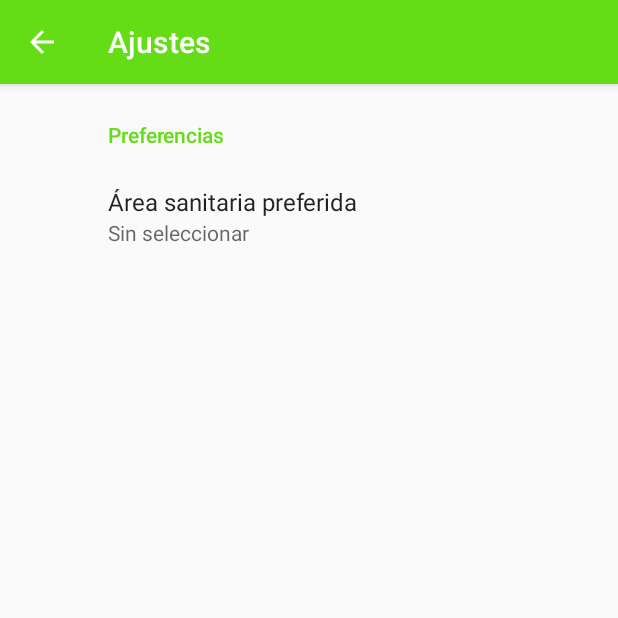
After one commit to DJStatikVX/asturcovid, an Android app: the SettingsActivity screen opened directly, with no data from a screen before it, on a phone screen of 412 x 824 dp, the top half of it. The commit adds this screen. Run offline under Robolectric (Android 15) with nearby library versions, the phone set to English and light mode, and no system bars; our stand-ins replace androidx.preference.

Commit message:
Añadida funcionalidad Área Sanitaria Preferida

```diff
--- a/app/src/main/AndroidManifest.xml
+++ b/app/src/main/AndroidManifest.xml
@@ -6,6 +6,7 @@
     <uses-permission android:name="android.permission.INTERNET" />
     <application
         android:allowBackup="true"
+        android:fullBackupContent="true"
         android:icon="@mipmap/ic_launcher"
         android:label="@string/app_name"
         android:supportsRtl="true"
@@ -28,6 +29,10 @@
             <category android:name="android.intent.category.LAUNCHER" />
         </intent-filter>
         </activity>
+        <activity
+            android:name=".SettingsActivity"
+            android:label="@string/title_activity_settings"
+            android:parentActivityName=".MainActivity" />
     </application>
 
 </manifest>
--- /dev/null
+++ b/app/src/main/java/es/uniovi/eii/asturcovid/SettingsActivity.java
@@ -0,0 +1,49 @@
+package es.uniovi.eii.asturcovid;
+
+import android.content.SharedPreferences;
+import android.os.Bundle;
+
+import androidx.appcompat.app.ActionBar;
+import androidx.appcompat.app.AppCompatActivity;
+import androidx.preference.PreferenceFragmentCompat;
+
+import es.uniovi.eii.asturcovid.R;
+
+public class SettingsActivity extends AppCompatActivity {
+    SharedPreferences sharedPreferences;
+    String name;
+
+    @Override
+    protected void onCreate(Bundle savedInstanceState) {
+        super.onCreate(savedInstanceState);
+        setContentView(R.layout.settings_activity);
+        getSupportFragmentManager()
+                .beginTransaction()
+                .replace(R.id.settings, new SettingsFragment())
+                .commit();
+        ActionBar actionBar = getSupportActionBar();
+        if (actionBar != null) {
+            // en la ActionBar activar una flecha para volver hacia atrás
+            actionBar.setDisplayHomeAsUpEnabled(true);
+        }
+    }
+
+    @Override
+    protected void onPause() {
+        super.onPause();
+
+/*        sharedPreferences =
+                PreferenceManager.getDefaultSharedPreferences(this);
+        name = sharedPreferences.getString("keyCategoria", "");
+        Log.i("Categoría", name);
+
+        MainRecycler.filtrocategoria = name;*/
+    }
+
+    public static class SettingsFragment extends PreferenceFragmentCompat {
+        @Override
+        public void onCreatePreferences(Bundle savedInstanceState, String rootKey) {
+            setPreferencesFromResource(R.xml.root_preferences, rootKey);
+        }
+    }
+}
--- /dev/null
+++ b/app/src/main/res/layout/settings_activity.xml
@@ -0,0 +1,10 @@
+<LinearLayout xmlns:android="http://schemas.android.com/apk/res/android"
+    android:layout_width="match_parent"
+    android:layout_height="match_parent">
+
+    <FrameLayout
+        android:id="@+id/settings"
+        android:layout_width="match_parent"
+        android:layout_height="match_parent" />
+
+</LinearLayout>
--- a/app/src/main/res/menu/main.xml
+++ b/app/src/main/res/menu/main.xml
@@ -1,6 +1,10 @@
 <?xml version="1.0" encoding="utf-8"?>
 <menu xmlns:android="http://schemas.android.com/apk/res/android"
     xmlns:app="http://schemas.android.com/apk/res-auto">
+    <item
+        android:id="@+id/settings"
+        android:title="@string/action_settings"
+        app:showAsAction="never" />
     <item
         android:id="@+id/action_about"
         android:orderInCategory="100"
--- /dev/null
+++ b/app/src/main/res/values/arrays.xml
@@ -0,0 +1,26 @@
+<?xml version="1.0" encoding="utf-8"?>
+<resources>
+    <string-array name="listaareassanitarias_entradas">
+        <item>Sin seleccionar</item>
+        <item>Jarrio</item>
+        <item>Cangas del Narcea</item>
+        <item>Avilés</item>
+        <item>Oviedo</item>
+        <item>Gijón</item>
+        <item>Arriondas</item>
+        <item>Mieres</item>
+        <item>Langreo</item>
+    </string-array>
+
+    <string-array name="listaareassanitarias_valores">
+        <item>-1</item>
+        <item>1</item>
+        <item>2</item>
+        <item>3</item>
+        <item>4</item>
+        <item>5</item>
+        <item>6</item>
+        <item>7</item>
+        <item>8</item>
+    </string-array>
+</resources>
--- a/app/src/main/res/values/strings.xml
+++ b/app/src/main/res/values/strings.xml
@@ -5,7 +5,7 @@
     <string name="nav_header_title">Android Studio</string>
     <string name="nav_header_subtitle">android.studio@android.com</string>
     <string name="nav_header_desc">Navigation header</string>
-    <string name="action_about">Acerca de...</string>
+    <string name="action_about">Acerca de&#8230;</string>
 
     <string name="menu_title">AsturCOVID</string>
     <string name="menu_gallery">Gallery</string>
@@ -28,4 +28,7 @@
     <string name="numeroDeCasosTotal">Número de casos totales:</string>
     <string name="numeroDeCasosHoy">Número de casos hoy:</string>
     <string name="txtDatosActualizados">Datos actualizados a 3/11/2020.</string>
+    <string name="action_settings">Ajustes</string>
+    <string name="settingsPreferencesCategory">Preferencias</string>
+    <string name="title_activity_settings">Ajustes</string>
 </resources>
--- /dev/null
+++ b/app/src/main/res/xml/root_preferences.xml
@@ -0,0 +1,16 @@
+<?xml version="1.0" encoding="utf-8"?>
+<PreferenceScreen xmlns:app="http://schemas.android.com/apk/res-auto">
+
+    <PreferenceCategory app:title="@string/settingsPreferencesCategory">
+
+        <ListPreference
+            app:defaultValue="-1"
+            app:entries="@array/listaareassanitarias_entradas"
+            app:entryValues="@array/listaareassanitarias_valores"
+            app:key="keyAreaSanitaria"
+            app:title="Área sanitaria preferida"
+            app:useSimpleSummaryProvider="true" />
+
+    </PreferenceCategory>
+
+</PreferenceScreen>
--- a/build.gradle
+++ b/build.gradle
@@ -5,7 +5,7 @@ buildscript {
         jcenter()
     }
     dependencies {
-        classpath "com.android.tools.build:gradle:4.0.1"
+        classpath 'com.android.tools.build:gradle:4.1.1'
 
         // NOTE: Do not place your application dependencies here; they belong
         // in the individual module build.gradle files
```
Also changed, not shown: app/build.gradle (+4 -4 lines), app/src/main/java/es/uniovi/eii/asturcovid/MainActivity.java (+16 -1 lines), gradle/wrapper/gradle-wrapper.properties.
